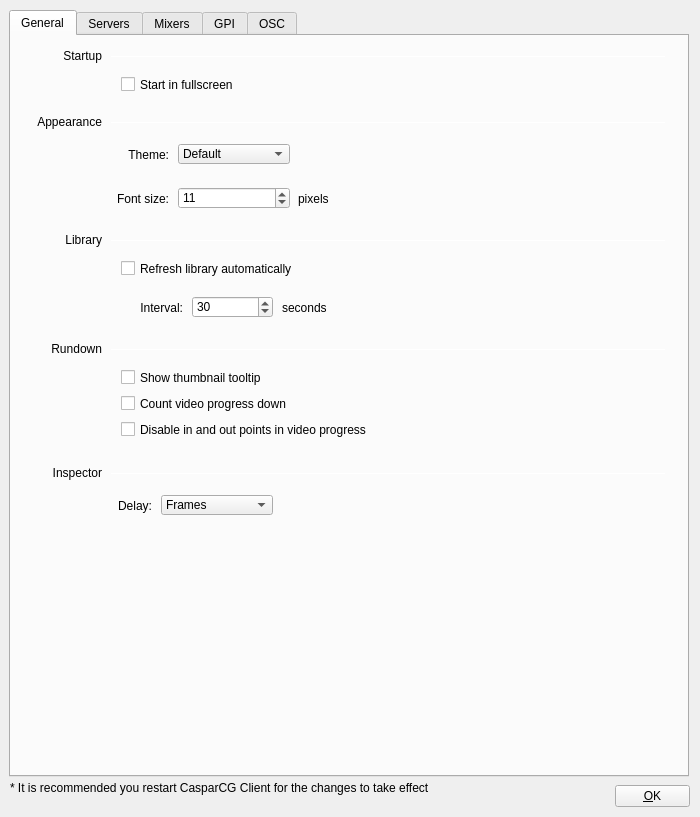
The window that src/Widgets/SettingsDialog.ui (CasparCG/client) describes before a commit, drawn with Qt 5.
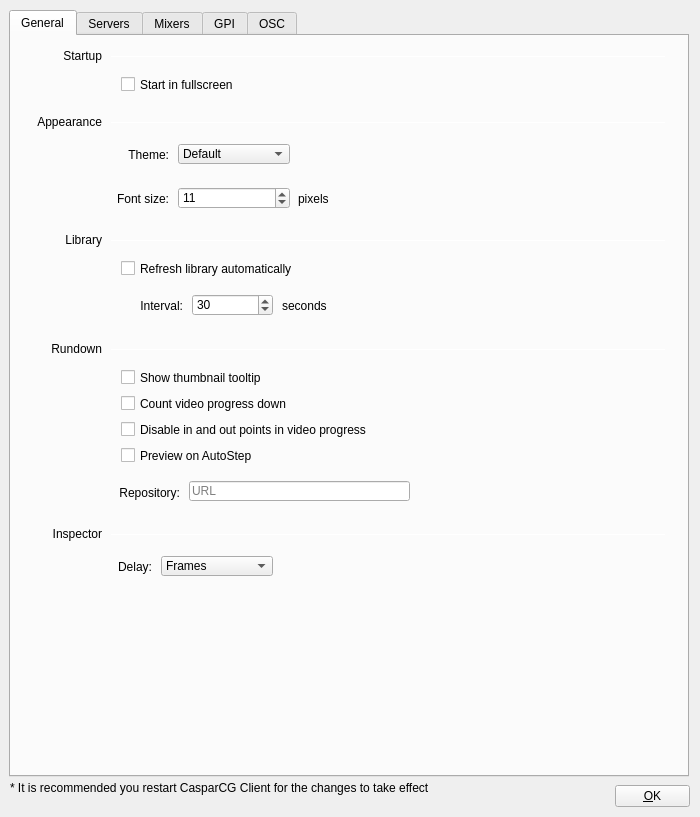
The same window after the commit.

Commit message: Added a preview command.

Diff of the .ui file:
```diff
--- a/src/Widgets/SettingsDialog.ui
+++ b/src/Widgets/SettingsDialog.ui
@@ -77,7 +77,7 @@
      <property name="geometry">
       <rect>
        <x>111</x>
-       <y>262</y>
+       <y>260</y>
        <width>61</width>
        <height>20</height>
       </rect>
@@ -93,7 +93,7 @@
      <property name="geometry">
       <rect>
        <x>181</x>
-       <y>260</y>
+       <y>258</y>
        <width>81</width>
        <height>22</height>
       </rect>
@@ -109,7 +109,7 @@
      <property name="geometry">
       <rect>
        <x>271</x>
-       <y>264</y>
+       <y>262</y>
        <width>62</width>
        <height>16</height>
       </rect>
@@ -331,7 +331,7 @@
      <property name="geometry">
       <rect>
        <x>10</x>
-       <y>429</y>
+       <y>490</y>
        <width>81</width>
        <height>16</height>
       </rect>
@@ -347,7 +347,7 @@
      <property name="geometry">
       <rect>
        <x>100</x>
-       <y>437</y>
+       <y>498</y>
        <width>555</width>
        <height>1</height>
       </rect>
@@ -360,7 +360,7 @@
      <property name="geometry">
       <rect>
        <x>150</x>
-       <y>459</y>
+       <y>520</y>
        <width>112</width>
        <height>20</height>
       </rect>
@@ -386,7 +386,7 @@
      <property name="geometry">
       <rect>
        <x>60</x>
-       <y>460</y>
+       <y>521</y>
        <width>81</width>
        <height>20</height>
       </rect>
@@ -440,6 +440,54 @@
       </property>
      </item>
     </widget>
+    <widget class="QLineEdit" name="lineEditRundownRepository">
+     <property name="geometry">
+      <rect>
+       <x>178</x>
+       <y>445</y>
+       <width>221</width>
+       <height>20</height>
+      </rect>
+     </property>
+     <property name="focusPolicy">
+      <enum>Qt::ClickFocus</enum>
+     </property>
+     <property name="placeholderText">
+      <string>URL</string>
+     </property>
+    </widget>
+    <widget class="QLabel" name="labelGpiSerialPort_2">
+     <property name="geometry">
+      <rect>
+       <x>88</x>
+       <y>447</y>
+       <width>81</width>
+       <height>20</height>
+      </rect>
+     </property>
+     <property name="text">
+      <string>Repository:</string>
+     </property>
+     <property name="alignment">
+      <set>Qt::AlignRight|Qt::AlignTrailing|Qt::AlignVCenter</set>
+     </property>
+    </widget>
+    <widget class="QCheckBox" name="checkBoxPreviewOnAutoStep">
+     <property name="geometry">
+      <rect>
+       <x>110</x>
+       <y>411</y>
+       <width>291</width>
+       <height>17</height>
+      </rect>
+     </property>
+     <property name="focusPolicy">
+      <enum>Qt::NoFocus</enum>
+     </property>
+     <property name="text">
+      <string>Preview on AutoStep</string>
+     </property>
+    </widget>
    </widget>
    <widget class="QWidget" name="tabDevices">
     <attribute name="title">
```
Left out of the diff: 42 changed lines with no effect on the pictures. The commit also changes 40 other files.
